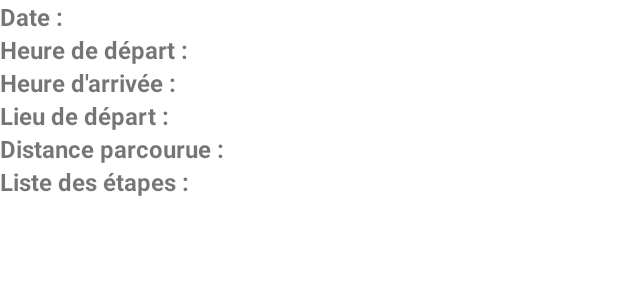
After one commit to noureddine-m-kanaan/bykeAndroid, an Android app: the layout fragment_trip_details.xml on its own in the app's theme, with its tools: preview values and no code run, on a phone screen of 412 x 824 dp. The commit adds this screen. Shown: the top 300 px of the screen. Run offline under Robolectric (Android 15) with nearby library versions, the phone set to English and light mode, and no system bars.

Commit message:
Affichage details sorties

```diff
--- a/Afya/app/src/main/java/com/example/afya/viewmodel/ItemTripViewModel.kt
+++ /dev/null
@@ -1,6 +0,0 @@
-package com.example.afya.viewmodel
-
-import androidx.lifecycle.ViewModel
-
-class ItemTripViewModel : ViewModel() {
-}
--- a/Afya/app/src/main/java/com/example/afya/viewmodel/TripDetailsViewModel.kt
+++ /dev/null
@@ -1,6 +0,0 @@
-package com.example.afya.viewmodel
-
-import androidx.lifecycle.ViewModel
-
-class TripDetailsViewModel : ViewModel() {
-}
--- /dev/null
+++ b/Afya/app/src/main/res/layout/fragment_trip_details.xml
@@ -0,0 +1,127 @@
+<?xml version="1.0" encoding="utf-8"?>
+<layout xmlns:android="http://schemas.android.com/apk/res/android"
+    xmlns:app="http://schemas.android.com/apk/res-auto">
+    <data>
+        <variable
+            name="trip"
+            type="com.example.afya.data.model.Trip" />
+    </data>
+
+    <androidx.constraintlayout.widget.ConstraintLayout
+        android:layout_width="match_parent"
+        android:layout_height="wrap_content">
+
+        <TextView
+            android:id="@+id/tv_date_sortie"
+            android:layout_width="wrap_content"
+            android:layout_height="wrap_content"
+            android:text="@string/date_sortie"
+            android:textSize="16sp"
+            android:textStyle="bold"
+            app:layout_constraintStart_toStartOf="parent"
+            app:layout_constraintTop_toTopOf="parent" />
+
+        <TextView
+            android:id="@+id/tv_date_sortie_value"
+            android:layout_width="wrap_content"
+            android:layout_height="wrap_content"
+            android:text="@{trip.date_sortie}"
+            android:textSize="16sp"
+            app:layout_constraintStart_toEndOf="@id/tv_date_sortie"
+            app:layout_constraintTop_toTopOf="parent" />
+
+        <TextView
+            android:id="@+id/tv_heure_depart"
+            android:layout_width="wrap_content"
+            android:layout_height="wrap_content"
+            android:text="@string/heure_depart"
+            android:textSize="16sp"
+            android:textStyle="bold"
+            app:layout_constraintStart_toStartOf="parent"
+            app:layout_constraintTop_toBottomOf="@id/tv_date_sortie" />
+
+        <TextView
+            android:id="@+id/tv_heure_depart_value"
+            android:layout_width="wrap_content"
+            android:layout_height="wrap_content"
+            android:text="@{trip.heure_depart}"
+            android:textSize="16sp"
+            app:layout_constraintStart_toEndOf="@id/tv_heure_depart"
+            app:layout_constraintTop_toBottomOf="@id/tv_date_sortie_value" />
+
+        <TextView
+            android:id="@+id/tv_heure_arrivee"
+            android:layout_width="wrap_content"
+            android:layout_height="wrap_content"
+            android:text="@string/heure_arrivee"
+            android:textSize="16sp"
+            android:textStyle="bold"
+            app:layout_constraintStart_toStartOf="parent"
+            app:layout_constraintTop_toBottomOf="@id/tv_heure_depart" />
+
+        <TextView
+            android:id="@+id/tv_heure_arrivee_value"
+            android:layout_width="wrap_content"
+            android:layout_height="wrap_content"
+            android:text="@{trip.heure_arrivee}"
+            android:textSize="16sp"
+            app:layout_constraintStart_toEndOf="@id/tv_heure_arrivee"
+            app:layout_constraintTop_toBottomOf="@id/tv_heure_depart_value" />
+
+        <TextView
+            android:id="@+id/tv_lieu_depart"
+            android:layout_width="wrap_content"
+            android:layout_height="wrap_content"
+            android:text="@string/lieu_depart"
+            android:textSize="16sp"
+            android:textStyle="bold"
+            app:layout_constraintStart_toStartOf="parent"
+            app:layout_constraintTop_toBottomOf="@id/tv_heure_arrivee" />
+
+        <TextView
+            android:id="@+id/tv_lieu_depart_value"
+            android:layout_width="wrap_content"
+            android:layout_height="wrap_content"
+            android:text="@{trip.lieu_depart}"
+            android:textSize="16sp"
+            app:layout_constraintStart_toEndOf="@id/tv_lieu_depart"
+            app:layout_constraintTop_toBottomOf="@id/tv_heure_arrivee_value" />
+
+        <TextView
+            android:id="@+id/tv_distance_parcourue"
+            android:layout_width="wrap_content"
+            android:layout_height="wrap_content"
+            android:text="@string/distance_parcourue"
+            android:textSize="16sp"
+            android:textStyle="bold"
+            app:layout_constraintStart_toStartOf="parent"
+            app:layout_constraintTop_toBottomOf="@id/tv_lieu_depart" />
+
+        <TextView
+            android:id="@+id/tv_distance_parcourue_value"
+            android:layout_width="wrap_content"
+            android:layout_height="wrap_content"
+            android:text="@{String.format(@string/distance_format, trip.distance_parcourue.toString())}"
+            android:textSize="16sp"
+            app:layout_constraintStart_toEndOf="@id/tv_distance_parcourue"
+            app:layout_constraintTop_toBottomOf="@id/tv_lieu_depart_value" />
+
+        <TextView
+            android:id="@+id/tv_etapes"
+            android:layout_width="wrap_content"
+            android:layout_height="wrap_content"
+            android:text="@string/liste_etapes"
+            android:textSize="16sp"
+            android:textStyle="bold"
+            app:layout_constraintStart_toStartOf="parent"
+            app:layout_constraintTop_toBottomOf="@id/tv_distance_parcourue" />
+
+        <androidx.recyclerview.widget.RecyclerView
+            android:id="@+id/rv_steps"
+            android:layout_width="wrap_content"
+            android:layout_height="wrap_content"
+            android:layout_marginTop="16dp"
+            app:layout_constraintStart_toStartOf="parent"
+            app:layout_constraintTop_toBottomOf="@id/tv_etapes" />
+    </androidx.constraintlayout.widget.ConstraintLayout>
+</layout>
--- a/Afya/app/src/main/res/layout/fragment_trips.xml
+++ b/Afya/app/src/main/res/layout/fragment_trips.xml
@@ -14,6 +14,6 @@
         android:layout_marginRight="16dp"
         app:layoutManager="LinearLayoutManager"
         tools:context=".view.TripsFragment"
-        tools:listitem="@layout/item_exercice" />
+        tools:listitem="@layout/item_trip" />
 
 </androidx.constraintlayout.widget.ConstraintLayout>
--- a/Afya/app/src/main/res/layout/item_exercice.xml
+++ b/Afya/app/src/main/res/layout/item_trip.xml
@@ -21,7 +21,7 @@
         android:id="@+id/buttonDetails"
         android:layout_width="wrap_content"
         android:layout_height="wrap_content"
-        android:text="Details"
+        android:text="@string/details"
         app:layout_constraintEnd_toEndOf="parent"
         app:layout_constraintTop_toTopOf="parent"
         app:layout_constraintBottom_toBottomOf="parent"/>
--- a/Afya/app/src/main/res/values/strings.xml
+++ b/Afya/app/src/main/res/values/strings.xml
@@ -23,4 +23,12 @@
     <string name="or">OU</string>
     <string name="logo_content_description">Afya</string>
     <string name="show_map">Afficher la carte</string>
+    <string name="details">Details</string>
+    <string name="date_sortie">Date : </string>
+    <string name="heure_depart">Heure de départ : </string>
+    <string name="heure_arrivee">Heure d\'arrivée : </string>
+    <string name="lieu_depart">Lieu de départ : </string>
+    <string name="distance_parcourue">Distance parcourue : </string>
+    <string name="liste_etapes">Liste des étapes : </string>
+    <string name="distance_format">%s km</string>
 </resources>
```
Also changed, not shown: Afya/app/src/main/java/com/example/afya/adapter/StepsAdapter.kt (added, +33 -0 lines), Afya/app/src/main/java/com/example/afya/adapter/TripsAdapter.kt (+13 -2 lines), Afya/app/src/main/java/com/example/afya/data/model/Trip.kt (+22 -4 lines), Afya/app/src/main/java/com/example/afya/view/TripDetailsFragment.kt (+21 -30 lines), Afya/app/src/main/java/com/example/afya/view/TripsFragment.kt (+13 -5 lines), Afya/app/src/main/res/layout/fragment_exercice_details.xml (deleted, +0 -16 lines), Afya/app/src/main/res/layout/item_step.xml (added, +14 -0 lines), Afya/app/src/main/res/navigation/navigation.xml (+10 -5 lines).
